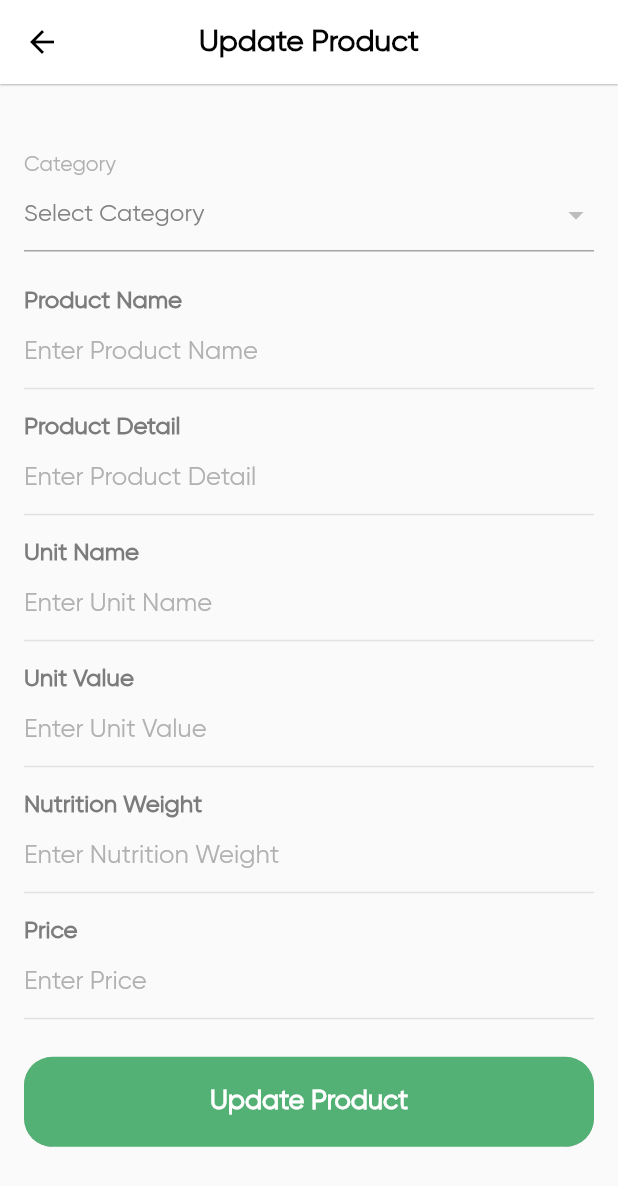
After one commit to NguyenNhatNam22072002/online_groceries_shop_app_flutter_admin, a Flutter app: the UpdateProductScreen screen opened directly, after a tap on "Update Product", on a phone screen of 412 x 824 dp. The commit adds this screen. Shown: the top 1186 px of the screen. Run offline on Flutter 3.47's test engine with Material 3 defaults, Android fonts, the phone set to English and light mode, and no system bars; drawn by our look-alikes of flutter_easyloading; our stand-ins replace cached_network_image, flutter_colorpicker, flutter_timezone, get, image_picker, shared_preferences and 1 more; missing offline and left inert: fl_country_code_picker; accounts and stored records are empty; network calls fail.

Commit message:
fix: add, edit, remove [product] [user]

```diff
--- a/lib/common/globs.dart
+++ b/lib/common/globs.dart
@@ -112,7 +112,7 @@ class Globs {
 }
 
 class SVKey {
-  static const mainUrl = "http://172.16.31.11:3001";
+  static const mainUrl = "http://192.168.50.79:3001";
 
   // Hàm để lấy IPv4 Address từ thiết bị
   static const baseUrl = '$mainUrl/api/app/';
--- a/lib/common_widget/image_picker_view.dart
+++ b/lib/common_widget/image_picker_view.dart
@@ -18,7 +18,7 @@ class _ImagePickerViewState extends State<ImagePickerView> {
     var media = MediaQuery.sizeOf(context);
     return Container(
       width: media.width * 0.9,
-      height: media.width * 0.7,
+      height: media.width * 0.75,
       padding: const EdgeInsets.all(15),
       decoration: BoxDecoration(
           color: Colors.white,
--- a/lib/view/main_tabview/main_tabview.dart
+++ b/lib/view/main_tabview/main_tabview.dart
@@ -6,7 +6,7 @@ import 'package:online_groceries_shop_app_flutter_admin/view/home/home_view.dart
 import 'package:online_groceries_shop_app_flutter_admin/view/notification/notification_view.dart';
 import 'package:online_groceries_shop_app_flutter_admin/view/order_management/orders_management.dart';
 import 'package:online_groceries_shop_app_flutter_admin/view/product/product_list_view.dart';
-import 'package:online_groceries_shop_app_flutter_admin/view/product/product_view.dart';
+import 'package:online_groceries_shop_app_flutter_admin/view/product/product_add_view.dart';
 import 'package:online_groceries_shop_app_flutter_admin/view/type/type_view.dart';
 import 'package:online_groceries_shop_app_flutter_admin/view/user/user_list_view.dart';
 
--- a/lib/view/product/product_view.dart
+++ b/lib/view/product/product_add_view.dart
@@ -55,7 +55,10 @@ class _AddProductScreenState extends State<AddProductScreen> {
           onPressed: () {
             Navigator.pop(context);
           },
-          icon: Icon(Icons.arrow_back),
+          icon: Icon(
+            Icons.arrow_back,
+            color: Colors.black,
+          ),
         ),
         centerTitle: true,
         title: Text(
--- /dev/null
+++ b/lib/view/product/product_edit_view.dart
@@ -0,0 +1,261 @@
+import 'dart:io';
+
+import 'package:flutter/material.dart';
+import 'package:get/get.dart';
+import 'package:online_groceries_shop_app_flutter_admin/common/color_extension.dart';
+import 'package:online_groceries_shop_app_flutter_admin/common/extension.dart';
+import 'package:online_groceries_shop_app_flutter_admin/common/globs.dart';
+import 'package:online_groceries_shop_app_flutter_admin/common/service_call.dart';
+import 'package:online_groceries_shop_app_flutter_admin/common_widget/image_picker_view.dart';
+import 'package:online_groceries_shop_app_flutter_admin/common_widget/line_dropdown_button.dart';
+import 'package:online_groceries_shop_app_flutter_admin/common_widget/line_textfield.dart';
+import 'package:online_groceries_shop_app_flutter_admin/common_widget/popup_layout.dart';
+import 'package:online_groceries_shop_app_flutter_admin/common_widget/round_button.dart';
+import 'package:online_groceries_shop_app_flutter_admin/model/product_detail_model.dart';
+import 'package:online_groceries_shop_app_flutter_admin/view_model/product_management_view_model.dart';
+
+class UpdateProductScreen extends StatefulWidget {
+  final ProductDetailModel? pObj;
+
+  const UpdateProductScreen({Key? key, this.pObj}) : super(key: key);
+  @override
+  _UpdateProductScreenState createState() => _UpdateProductScreenState();
+}
+
+class _UpdateProductScreenState extends State<UpdateProductScreen> {
+  TextEditingController txtCatName = TextEditingController();
+  TextEditingController txtProName = TextEditingController();
+  TextEditingController txtDetail = TextEditingController();
+  TextEditingController txtUnitName = TextEditingController();
+  TextEditingController txtUnitValue = TextEditingController();
+  TextEditingController txtNutritionWeight = TextEditingController();
+  TextEditingController txtPrice = TextEditingController();
+  File? selectImage;
+  List categoryArr = [];
+
+  Map? selectCateObj;
+  bool isSelected = false;
+  int otherFlag = 0;
+  final ProductManagementViewModel prodVM =
+      Get.put(ProductManagementViewModel());
+
+  @override
+  void initState() {
+    super.initState();
+    final product = widget.pObj;
+    txtCatName.text = product?.catName ?? "";
+    txtProName.text = product?.name ?? "";
+    txtDetail.text = product?.detail ?? "";
+    txtUnitName.text = product?.unitName ?? "";
+    txtUnitValue.text = product?.unitValue ?? "";
+    txtNutritionWeight.text = product?.nutritionWeight ?? "";
+    txtPrice.text = product?.price.toString() ?? "";
+    getCategoryList();
+  }
+
+  @override
+  Widget build(BuildContext context) {
+    return Scaffold(
+      appBar: AppBar(
+        backgroundColor: Colors.white,
+        elevation: 0.5,
+        leading: IconButton(
+          onPressed: () {
+            Navigator.pop(context);
+          },
+          icon: Icon(
+            Icons.arrow_back,
+            color: Colors.black,
+          ),
+        ),
+        centerTitle: true,
+        title: Text(
+          "Update Product",
+          style: TextStyle(
+            color: TColor.primaryText,
+            fontSize: 20,
+            fontWeight: FontWeight.w700,
+          ),
+        ),
+      ),
+      body: SingleChildScrollView(
+        child: Padding(
+          padding: EdgeInsets.all(16.0),
+          child: Column(
+            crossAxisAlignment: CrossAxisAlignment.center,
+            children: [
+              const SizedBox(
+                height: 30,
+              ),
+              LineDropDownButton(
+                title: "Category",
+                hintText: "Select Category",
+                itemsArr: categoryArr,
+                selectVal: selectCateObj,
+                didChanged: (cObj) {
+                  selectCateObj = cObj;
+                  if (cObj["category_id"] == 0) {
+                    otherFlag = 1;
+                  } else {
+                    //getCategoryList();
+                  }
+                  setState(() {});
+                },
+                displayKey: "category_name",
+              ),
+              const SizedBox(
+                height: 8,
+              ),
+              if ((selectCateObj?["category_id"] as int? ?? -1) == 0)
+                LineTextField(
+                  title: "Enter Category",
+                  placeholder: "Enter category name",
+                  controller: txtCatName,
+                ),
+              SizedBox(height: 16.0),
+              LineTextField(
+                title: 'Product Name',
+                placeholder: 'Enter Product Name',
+                controller: txtProName,
+              ),
+              SizedBox(height: 16.0),
+              LineTextField(
+                title: 'Product Detail',
+                placeholder: 'Enter Product Detail',
+                controller: txtDetail,
+              ),
+              SizedBox(height: 16.0),
+              LineTextField(
+                title: 'Unit Name',
+                placeholder: 'Enter Unit Name',
+                controller: txtUnitName,
+              ),
+              SizedBox(height: 16.0),
+              LineTextField(
+                title: 'Unit Value',
+                placeholder: 'Enter Unit Value',
+                controller: txtUnitValue,
+              ),
+              SizedBox(height: 16.0),
+              LineTextField(
+                title: 'Nutrition Weight',
+                placeholder: 'Enter Nutrition Weight',
+                controller: txtNutritionWeight,
+              ),
+              SizedBox(height: 16.0),
+              LineTextField(
+                title: 'Price',
+                placeholder: 'Enter Price',
+                controller: txtPrice,
+                keyboardType: TextInputType.number, // Allow numeric input
+              ),
+              SizedBox(height: 25),
+              RoundButton(
+                onPressed: submitProductAction,
+                title: "Update Product",
+              ),
+            ],
+          ),
+        ),
+      ),
+    );
+  }
+
+  void getCategoryList() {
+    Globs.showHUD();
+    ServiceCall.post({}, SVKey.svGetCategoryList, isToken: true,
+        withSuccess: (resObj) async {
+      Globs.hideHUD();
+      if ((resObj[KKey.status] as String? ?? "") == "1") {
+        categoryArr = resObj[KKey.payload] as List? ?? [];
+        setState(() {});
+      } else {
+        // Handle API error
+        categoryArr = [];
+      }
+      setState(() {});
+    }, failure: (err) async {
+      mdShowAlert("Error", err, () {});
+      // Show error message
+    });
+  }
+
+  void submitProductAction() {
+    if (selectCateObj == null) {
+      mdShowAlert("Error", "Please select the category", () {});
+      return;
+    }
+
+    if (otherFlag == 1 && txtCatName.text.isEmpty) {
+      mdShowAlert("Error", "Please enter the category name", () {});
+      return;
+    }
+
+    if (txtProName.text.isEmpty) {
+      mdShowAlert("Error", "Please enter the product name", () {});
+      return;
+    }
+
+    if (txtDetail.text.isEmpty) {
+      mdShowAlert("Error", "Please enter the product detail", () {});
+      return;
+    }
+
+    if (txtUnitName.text.isEmpty) {
+      mdShowAlert("Error", "Please enter the unit name", () {});
+      return;
+    }
+
+    if (txtUnitValue.text.isEmpty) {
+      mdShowAlert("Error", "Please enter the unit value", () {});
+      return;
+    }
+
+    if (txtNutritionWeight.text.isEmpty) {
+      mdShowAlert("Error", "Please enter the nutrition weight", () {});
+      return;
+    }
+
+    if (txtPrice.text.isEmpty) {
+      mdShowAlert("Error", "Please enter the price", () {});
+      return;
+    }
+
+    endEditing();
+
+    submitProductApi({
+      "prod_id": widget.pObj!.prodId.toString(),
+      "name": txtProName.text,
+      "detail": txtDetail.text,
+      "cat_id": otherFlag == 1
+          ? txtCatName.text
+          : selectCateObj!["cat_id"].toString(),
+      "brand_id": "2",
+      "type_id": "1",
+      "unit_name": txtUnitName.text,
+      "unit_value": txtUnitValue.text,
+      "nutrition_weight": txtNutritionWeight.text,
+      "price": txtPrice.text,
+    });
+  }
+
+  void submitProductApi(Map<String, String> parameter) {
+    Globs.showHUD();
+    ServiceCall.post(parameter, SVKey.svUpdateProduct, isToken: true,
+        withSuccess: (responseObj) async {
+      Globs.hideHUD();
+      if ((responseObj[KKey.status] ?? "") == "1") {
+        mdShowAlert("Success", responseObj[KKey.message] ?? MSG.success, () {
+          Navigator.pop(context);
+        });
+      } else {
+        mdShowAlert("Error", responseObj[KKey.message] ?? MSG.fail, () {});
+      }
+    }, failure: (err) async {
+      Globs.hideHUD();
+      mdShowAlert("Error", err, () {});
+    });
+  }
+}
+
+// END: abpxx6d04wxr
```
Also changed, not shown: lib/view/product/product_list_view.dart (+4 -3 lines), lib/view/user/user_list_view.dart (+15 -2 lines), lib/view_model/product_management_view_model.dart (+23 -0 lines), assets/img/doraemon.png (added), assets/img/doraemon1.png (added), assets/img/nobita.png (added), assets/img/pikachu.png (added), assets/img/pikachu2.png (added), assets/img/shizuka.png (added), pubspec.lock.
